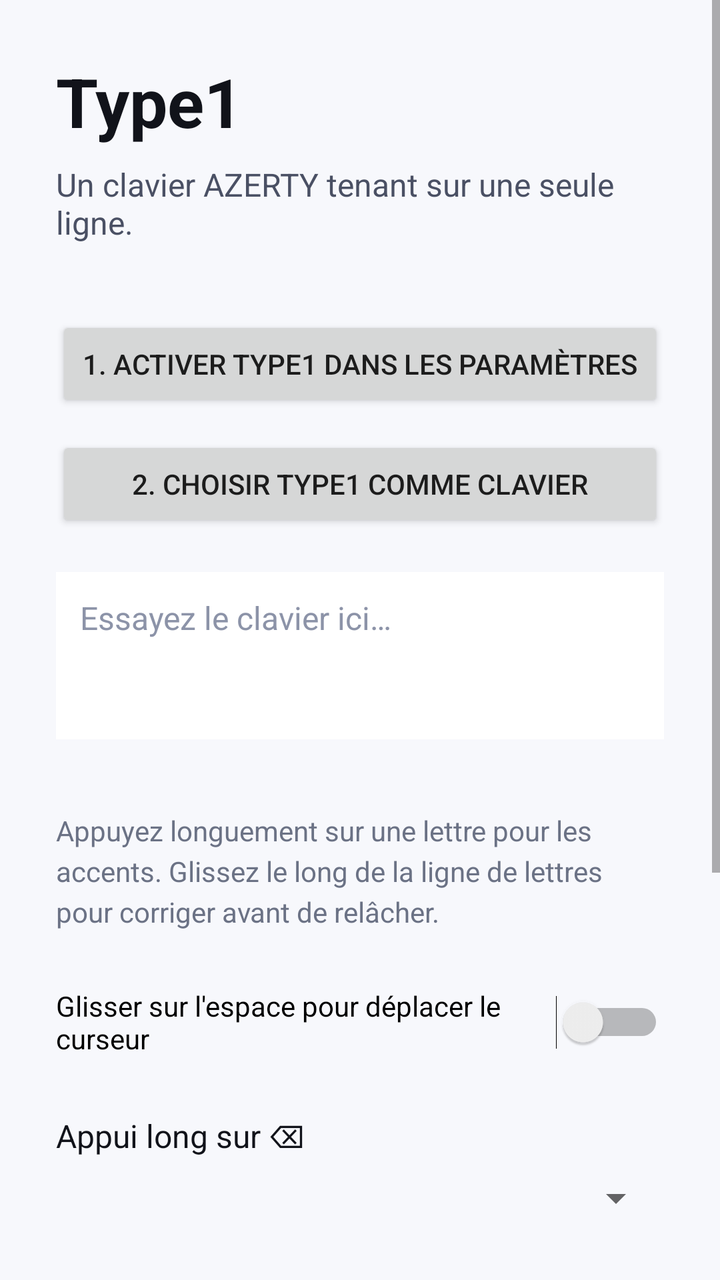
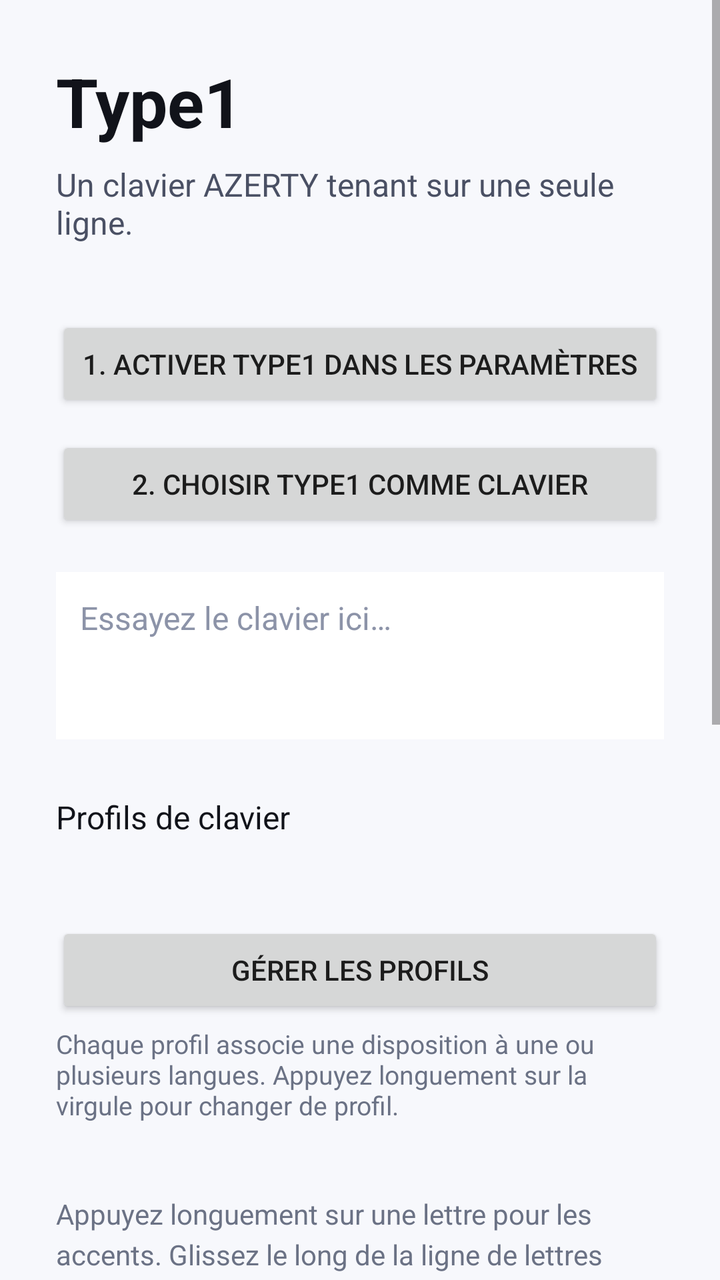

The first picture is an Android layout as it rendered before a commit; the second is the same layout after the commit. The layout source and the unified diff follow.
<!-- AndroidManifest.xml: application theme Theme.Type1 -->
<!-- res/layout/activity_setup.xml -->
<?xml version="1.0" encoding="utf-8"?>
<ScrollView xmlns:android="http://schemas.android.com/apk/res/android"
	android:layout_width="match_parent"
	android:layout_height="match_parent"
	android:fillViewport="true">

	<LinearLayout
		android:layout_width="match_parent"
		android:layout_height="wrap_content"
		android:orientation="vertical"
		android:padding="28dp">

		<TextView
			android:layout_width="wrap_content"
			android:layout_height="wrap_content"
			android:text="@string/setup_title"
			android:textColor="#FF11131A"
			android:textSize="34sp"
			android:textStyle="bold" />

		<TextView
			android:layout_width="match_parent"
			android:layout_height="wrap_content"
			android:layout_marginTop="8dp"
			android:text="@string/setup_subtitle"
			android:textColor="#FF4A5064"
			android:textSize="16sp" />

		<Button
			android:id="@+id/enableButton"
			android:layout_width="match_parent"
			android:layout_height="wrap_content"
			android:layout_marginTop="36dp"
			android:text="@string/setup_step_enable" />

		<Button
			android:id="@+id/selectButton"
			android:layout_width="match_parent"
			android:layout_height="wrap_content"
			android:layout_marginTop="12dp"
			android:text="@string/setup_step_select" />

		<EditText
			android:id="@+id/demoField"
			android:layout_width="match_parent"
			android:layout_height="wrap_content"
			android:layout_marginTop="20dp"
			android:background="#FFFFFFFF"
			android:gravity="top|start"
			android:hint="@string/setup_demo_hint"
			android:importantForAutofill="no"
			android:inputType="textCapSentences|textMultiLine"
			android:minLines="3"
			android:padding="12dp"
			android:textColor="#FF11131A"
			android:textColorHint="#FF8C93A8"
			android:textSize="16sp" />

		<TextView
			android:layout_width="match_parent"
			android:layout_height="wrap_content"
			android:layout_marginTop="36dp"
			android:lineSpacingExtra="4dp"
			android:text="@string/setup_hint"
			android:textColor="#FF6B7285"
			android:textSize="14sp" />

		<Switch
			android:id="@+id/spaceCursorSwitch"
			android:layout_width="match_parent"
			android:layout_height="wrap_content"
			android:layout_marginTop="28dp"
			android:text="@string/setup_space_cursor" />

		<TextView
			android:layout_width="match_parent"
			android:layout_height="wrap_content"
			android:layout_marginTop="28dp"
			android:text="@string/setup_backspace_hold"
			android:textColor="#FF11131A"
			android:textSize="16sp" />

		<Spinner
			android:id="@+id/backspaceHoldSpinner"
			android:layout_width="match_parent"
			android:layout_height="wrap_content"
			android:layout_marginTop="8dp" />

		<TextView
			android:layout_width="match_parent"
			android:layout_height="wrap_content"
			android:layout_marginTop="28dp"
			android:text="@string/setup_swipe_sensitivity"
			android:textColor="#FF11131A"
			android:textSize="16sp" />

		<TextView
			android:id="@+id/swipeSensitivityValue"
			android:layout_width="match_parent"
			android:layout_height="wrap_content"
			android:layout_marginTop="4dp"
			android:textColor="#FF6B7285"
			android:textSize="14sp" />

		<SeekBar
			android:id="@+id/swipeSensitivitySeek"
			android:layout_width="match_parent"
			android:layout_height="wrap_content"
			android:layout_marginTop="8dp" />

		<TextView
			android:layout_width="match_parent"
			android:layout_height="wrap_content"
			android:layout_marginTop="4dp"
			android:text="@string/setup_swipe_hint"
			android:textColor="#FF6B7285"
			android:textSize="13sp" />

		<TextView
			android:layout_width="match_parent"
			android:layout_height="wrap_content"
			android:layout_marginTop="28dp"
			android:text="@string/setup_utility_height"
			android:textColor="#FF11131A"
			android:textSize="16sp" />

		<TextView
			android:id="@+id/utilityHeightValue"
			android:layout_width="match_parent"
			android:layout_height="wrap_content"
			android:layout_marginTop="4dp"
			android:textColor="#FF6B7285"
			android:textSize="14sp" />

		<SeekBar
			android:id="@+id/utilityHeightSeek"
			android:layout_width="match_parent"
			android:layout_height="wrap_content"
			android:layout_marginTop="8dp" />

		<TextView
			android:layout_width="match_parent"
			android:layout_height="wrap_content"
			android:layout_marginTop="32dp"
			android:text="@string/dictionary_credit"
			android:textColor="#FF6B7285"
			android:textSize="12sp" />
	</LinearLayout>
</ScrollView>
<!-- resources referenced by this layout -->
<resources>
  <string name="dictionary_credit">Dictionnaire : Lexique 3.83 (CC BY-SA 4.0) — lexique.org</string>
  <string name="setup_backspace_hold">Appui long sur ⌫</string>
  <string name="setup_demo_hint">Essayez le clavier ici…</string>
  <string name="setup_hint">Appuyez longuement sur une lettre pour les accents. Glissez le long de la ligne de lettres pour corriger avant de relâcher.</string>
  <string name="setup_space_cursor">Glisser sur l\'espace pour déplacer le curseur</string>
  <string name="setup_step_enable">1. Activer Type1 dans les paramètres</string>
  <string name="setup_step_select">2. Choisir Type1 comme clavier</string>
  <string name="setup_subtitle">Un clavier AZERTY tenant sur une seule ligne.</string>
  <string name="setup_swipe_hint">Plus la valeur est petite, plus le curseur avance vite. S\'applique au glissement sur l\'espace et à la sélection avec ⌫.</string>
  <string name="setup_swipe_sensitivity">Sensibilité du glissement</string>
  <string name="setup_title">Type1</string>
  <string name="setup_utility_height">Hauteur de la rangée d\'espace</string>
  <style name="Theme.Type1" parent="@android:style/Theme.Material.Light.NoActionBar">
  		<item name="android:colorAccent">@color/brand</item>
  		<item name="android:statusBarColor">@color/brand</item>
  		<item name="android:windowBackground">#FFF7F8FC</item>
  	</style>
  <color name="brand">#FF4C6FFF</color>
</resources>

<!-- the commit's change to res/layout/activity_setup.xml (unified diff, before → after) -->
@@ -55,6 +55,37 @@
 			android:textColor="#FF11131A"
 			android:textColorHint="#FF8C93A8"
 			android:textSize="16sp" />
+
+		<TextView
+			android:layout_width="match_parent"
+			android:layout_height="wrap_content"
+			android:layout_marginTop="28dp"
+			android:text="@string/setup_profiles"
+			android:textColor="#FF11131A"
+			android:textSize="16sp" />
+
+		<TextView
+			android:id="@+id/activeProfileValue"
+			android:layout_width="match_parent"
+			android:layout_height="wrap_content"
+			android:layout_marginTop="8dp"
+			android:textColor="#FF4A5064"
+			android:textSize="16sp" />
+
+		<Button
+			android:id="@+id/profilesButton"
+			android:layout_width="match_parent"
+			android:layout_height="wrap_content"
+			android:layout_marginTop="12dp"
+			android:text="@string/setup_profiles_manage" />
+
+		<TextView
+			android:layout_width="match_parent"
+			android:layout_height="wrap_content"
+			android:layout_marginTop="4dp"
+			android:text="@string/setup_profiles_hint"
+			android:textColor="#FF6B7285"
+			android:textSize="13sp" />
 
 		<TextView
 			android:layout_width="match_parent"
<!-- resource entries referenced after the edit -->
@@ -4,6 +4,9 @@
   <string name="setup_backspace_hold">Appui long sur ⌫</string>
   <string name="setup_demo_hint">Essayez le clavier ici…</string>
   <string name="setup_hint">Appuyez longuement sur une lettre pour les accents. Glissez le long de la ligne de lettres pour corriger avant de relâcher.</string>
+  <string name="setup_profiles">Profils de clavier</string>
+  <string name="setup_profiles_hint">Chaque profil associe une disposition à une ou plusieurs langues. Appuyez longuement sur la virgule pour changer de profil.</string>
+  <string name="setup_profiles_manage">Gérer les profils</string>
   <string name="setup_space_cursor">Glisser sur l\'espace pour déplacer le curseur</string>
   <string name="setup_step_enable">1. Activer Type1 dans les paramètres</string>
   <string name="setup_step_select">2. Choisir Type1 comme clavier</string>
